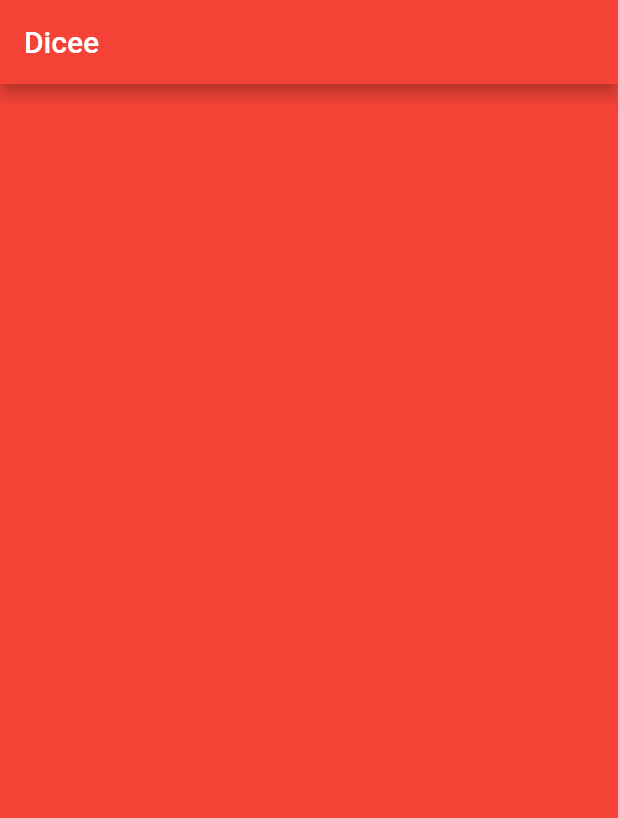
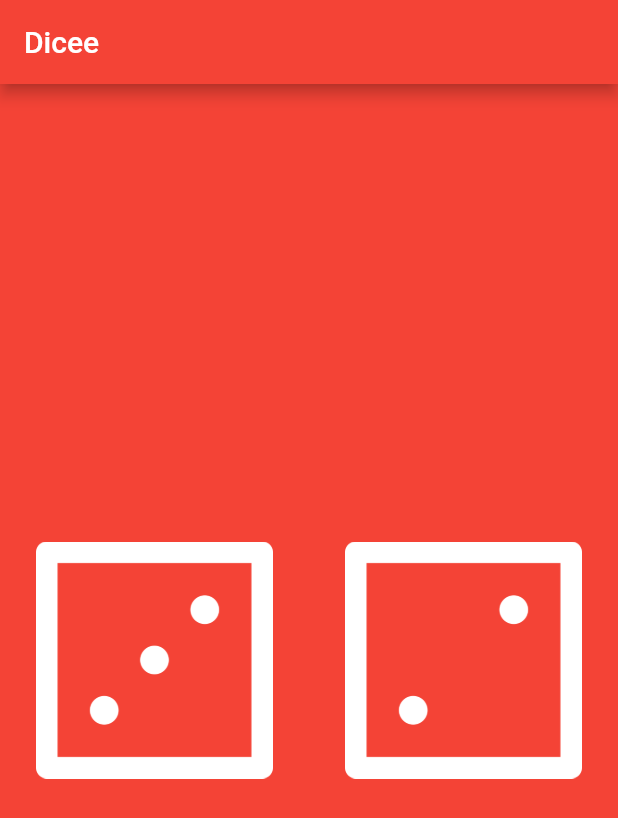
Before and after one commit to bertanasco/flutterathome, a Flutter app: the screen it shows after launch, on a phone screen of 412 x 824 dp. Shown: the top 818 px of the screen. Run offline on Flutter 3.47's test engine with Material 2 defaults, Android fonts, the phone set to English and light mode, and no system bars.

Commit message:
Added flat buttons

```diff
--- a/appbrewery/section_07/dicee-flutter/lib/main.dart
+++ b/appbrewery/section_07/dicee-flutter/lib/main.dart
@@ -18,6 +18,33 @@ void main() {
 class DicePage extends StatelessWidget {
   @override
   Widget build(BuildContext context) {
-    return Container();
+    return Center(
+      child: Row(
+        children: <Widget>[
+          Expanded(
+            child: Padding(
+              padding: const EdgeInsets.all(8.0),
+              child: FlatButton(
+                child: Image.asset('images/dice3.png'),
+                onPressed: () {
+                  print('Button 1 pressed');
+                },
+              ),
+            ),
+          ),
+          Expanded(
+            child: Padding(
+              padding: const EdgeInsets.all(8.0),
+              child: FlatButton(
+                child: Image.asset('images/dice2.png'),
+                onPressed: () {
+                  print('Button 2 pressed');
+                },
+              ),
+            ),
+          ),
+        ],
+      ),
+    );
   }
 }
```
